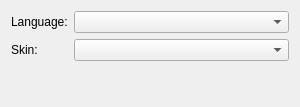
akapustiatyahoocouk/TimeTracker3, file Srt.QT/tt3-gui/GeneralAppearancePreferencesEditor.ui: the form before one commit.
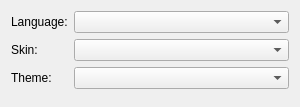
The form after the commit.

Diff of the .ui file:
```diff
--- a/Srt.QT/tt3-gui/GeneralAppearancePreferencesEditor.ui
+++ b/Srt.QT/tt3-gui/GeneralAppearancePreferencesEditor.ui
@@ -34,7 +34,7 @@
    <item row="1" column="1">
     <widget class="QComboBox" name="skinComboBox"/>
    </item>
-   <item row="2" column="0" colspan="2">
+   <item row="3" column="0" colspan="2">
     <spacer name="verticalSpacer">
      <property name="orientation">
       <enum>Qt::Orientation::Vertical</enum>
@@ -47,6 +47,16 @@
      </property>
     </spacer>
    </item>
+   <item row="2" column="0">
+    <widget class="QLabel" name="themeLabel">
+     <property name="text">
+      <string>Theme:</string>
+     </property>
+    </widget>
+   </item>
+   <item row="2" column="1">
+    <widget class="QComboBox" name="themeComboBox"/>
+   </item>
   </layout>
  </widget>
  <resources/>
```
Left out of the diff: 17 changed lines with no effect on the pictures.
